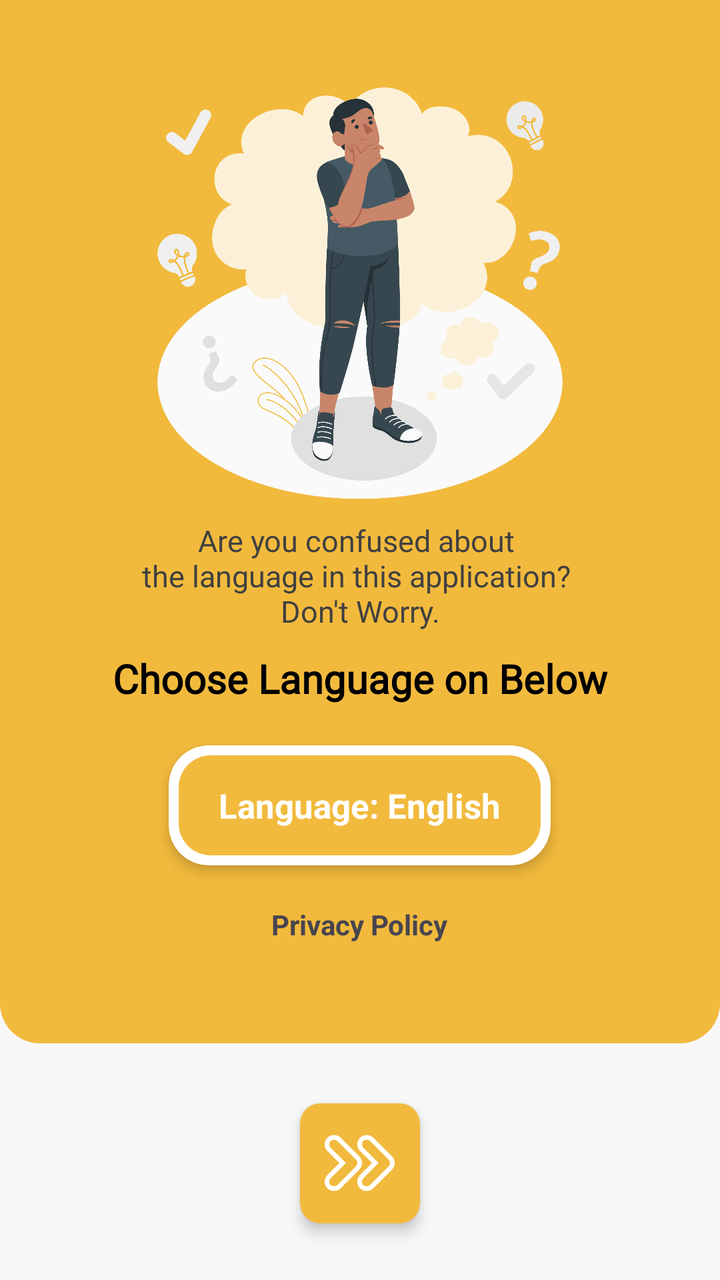
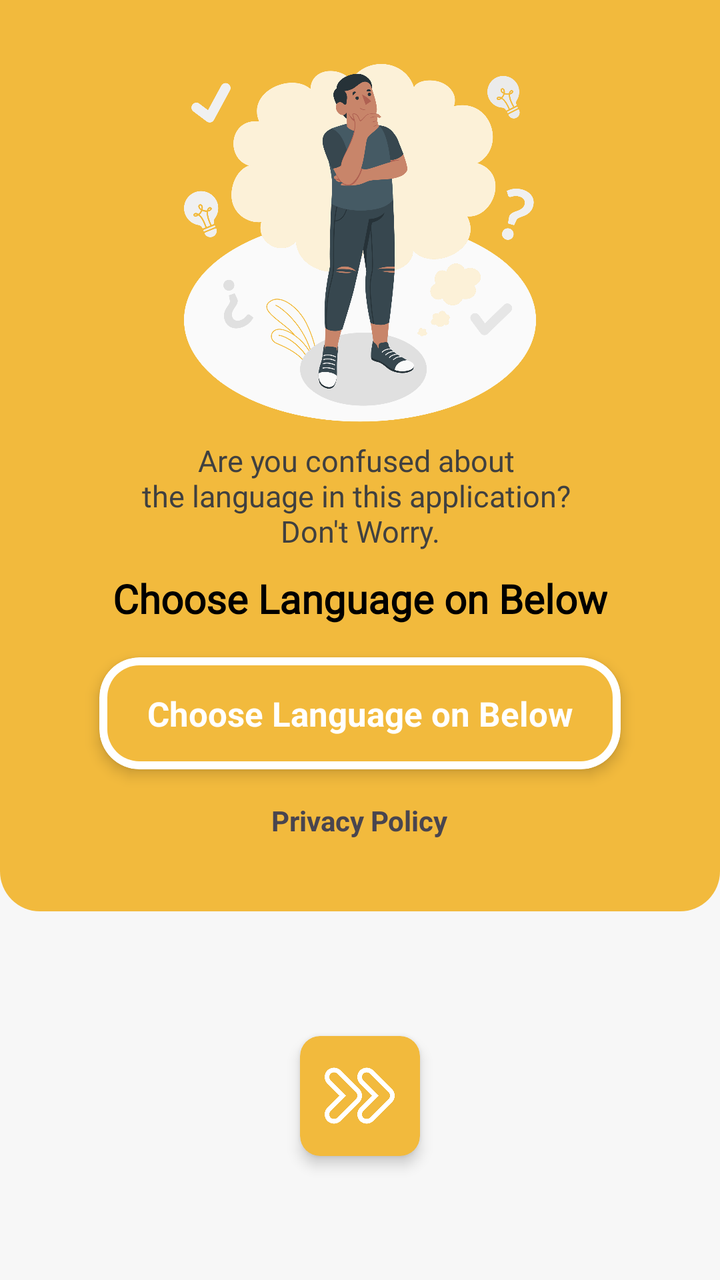

The first picture is an Android layout as it rendered before a commit; the second is the same layout after the commit. The layout source and the unified diff follow.
<!-- AndroidManifest.xml: application theme Theme.BeeTalkLite -->
<!-- res/layout/activity_language.xml -->
<?xml version="1.0" encoding="utf-8"?>
<androidx.constraintlayout.widget.ConstraintLayout xmlns:android="http://schemas.android.com/apk/res/android"
    xmlns:app="http://schemas.android.com/apk/res-auto"
    xmlns:tools="http://schemas.android.com/tools"
    android:id="@+id/main"
    android:layout_width="match_parent"
    android:layout_height="match_parent"
    tools:context=".activities.LanguageActivity">

    <LinearLayout
        android:id="@+id/linearLayout"
        android:layout_width="match_parent"
        android:layout_height="wrap_content"
        android:background="@drawable/bg_rounded_bottom"
        android:backgroundTint="@color/colorPrimary"
        android:orientation="vertical"
        android:paddingBottom="50dp"
        app:layout_constraintEnd_toEndOf="parent"
        app:layout_constraintStart_toStartOf="parent"
        app:layout_constraintTop_toTopOf="parent">

        <ImageView
            android:layout_width="match_parent"
            android:layout_height="230dp"
            android:layout_marginTop="30dp"
            android:src="@drawable/ic_choose_character" />

        <TextView
            android:id="@+id/titleChoose"
            android:layout_width="wrap_content"
            android:layout_height="wrap_content"
            android:layout_gravity="center_horizontal"
            android:text="@string/title_choose"
            android:textAlignment="center"
            android:textColor="#404040"
            android:textSize="15dp"
            android:fontFamily="@font/matcha"/>

        <TextView
            android:id="@+id/languageTitle"
            android:layout_width="wrap_content"
            android:layout_height="wrap_content"
            android:layout_gravity="center_horizontal"
            android:layout_marginTop="10dp"
            android:text="@string/language_title"
            android:textColor="@color/black"
            android:textSize="20dp"
            android:textStyle="bold"
            android:fontFamily="@font/harabara"/>

        <androidx.cardview.widget.CardView
            android:layout_width="wrap_content"
            android:layout_height="60dp"
            android:layout_gravity="center_horizontal"
            android:layout_marginTop="20dp"
            android:background="@color/white"
            app:cardCornerRadius="20dp"
            app:cardElevation="4dp">

            <RelativeLayout
                android:layout_width="match_parent"
                android:layout_height="match_parent"
                android:layout_margin="5dp">

                <TextView
                    android:id="@+id/languageBtn"
                    android:layout_width="wrap_content"
                    android:layout_height="match_parent"
                    android:layout_centerInParent="true"
                    android:background="@drawable/shape_button_orange"
                    android:backgroundTint="@color/colorPrimary"
                    android:gravity="center"
                    android:paddingLeft="20dp"
                    android:paddingRight="20dp"
                    android:text="Language: English"
                    android:textAlignment="center"
                    android:textColor="@color/white"
                    android:textSize="17dp"
                    android:textStyle="bold" />

            </RelativeLayout>

        </androidx.cardview.widget.CardView>

        <TextView
            android:id="@+id/privacy_policy"
            android:layout_width="wrap_content"
            android:layout_height="wrap_content"
            android:layout_gravity="center_horizontal"
            android:layout_marginTop="20dp"
            android:text="@string/privacy_policy"
            android:textStyle="bold"
            android:fontFamily=""/>

    </LinearLayout>

    <androidx.cardview.widget.CardView
        android:id="@+id/btnNext"
        android:layout_width="60dp"
        android:layout_height="60dp"
        android:layout_gravity="center_horizontal"
        android:backgroundTint="@color/colorPrimary"
        android:layout_marginTop="30dp"
        app:cardCornerRadius="10dp"
        app:cardElevation="4dp"
        app:layout_constraintEnd_toEndOf="parent"
        app:layout_constraintStart_toStartOf="parent"
        app:layout_constraintTop_toBottomOf="@+id/linearLayout">

        <ImageView
            android:layout_width="41dp"
            android:layout_height="35dp"
            android:layout_gravity="center"
            android:src="@drawable/ic_arrow"
            app:tint="@color/white" />

    </androidx.cardview.widget.CardView>

    <RelativeLayout
        android:layout_width="match_parent"
        android:layout_height="match_parent"
        android:layout_marginTop="30dp">

        <RelativeLayout
            android:id="@+id/bannerAds"
            android:layout_width="wrap_content"
            android:layout_height="wrap_content"
            android:layout_centerHorizontal="true"
            android:layout_alignParentBottom="true"
            android:background="@color/white"/>

    </RelativeLayout>

</androidx.constraintlayout.widget.ConstraintLayout>
<!-- resources referenced by this layout -->
<resources>
  <color name="black">#FF000000</color>
  <color name="colorPrimary">#F2BA3D</color>
  <color name="white">#FFFFFFFF</color>
  <!-- drawable bg_rounded_bottom (drawable) -->
  <?xml version="1.0" encoding="utf-8"?>
  <shape xmlns:android="http://schemas.android.com/apk/res/android">
  
      <solid
          android:color="#FFF"/>
  
      <corners
          android:bottomLeftRadius="20dp"
          android:bottomRightRadius="20dp" />
  
  </shape>
  <!-- drawable ic_arrow: png bitmap (drawable, 14675 bytes) -->
  <!-- drawable ic_choose_character: png bitmap (drawable, 271463 bytes) -->
  <!-- drawable shape_button_orange (drawable) -->
  <?xml version="1.0" encoding="utf-8"?>
  <shape xmlns:android="http://schemas.android.com/apk/res/android">
  
      <solid android:color="@color/colorPrimary"/>
  
      <corners android:radius="16dp"/>
  
  </shape>
  <string name="language_title">Choose Language on Below</string>
  <string name="privacy_policy">Privacy Policy</string>
  <string name="title_choose">Are you confused about \nthe language in this application? \nDon\'t Worry.</string>
  <style name="Theme.BeeTalkLite" parent="Base.Theme.BeeTalkLite" />
  <style name="Base.Theme.BeeTalkLite" parent="Theme.Material3.DayNight.NoActionBar">
          
  
          
          <item name="colorPrimary">@color/colorPrimary</item>
          <item name="colorOnPrimary">@color/white</item>
          <item name="colorSecondary">@color/accent</item>
          <item name="colorOnSecondary">@color/white</item>
          <item name="colorSecondaryContainer">@android:color/transparent</item>
          <item name="colorError">@color/error</item>
          <item name="android:colorBackground">@color/background</item>
  
          
          <item name="materialCalendarTheme">@style/ThemeOverlay.Material3.MaterialCalendar</item>
      </style>
  <color name="accent">#4ECDC4</color>
  <color name="error">#F44336</color>
  <color name="background">#F7F7F7</color>
</resources>

<!-- the commit's change to res/layout/activity_language.xml (unified diff, before → after) -->
@@ -14,15 +14,17 @@
         android:background="@drawable/bg_rounded_bottom"
         android:backgroundTint="@color/colorPrimary"
         android:orientation="vertical"
-        android:paddingBottom="50dp"
+        android:paddingBottom="36dp"
         app:layout_constraintEnd_toEndOf="parent"
         app:layout_constraintStart_toStartOf="parent"
         app:layout_constraintTop_toTopOf="parent">
 
         <ImageView
             android:layout_width="match_parent"
-            android:layout_height="230dp"
-            android:layout_marginTop="30dp"
+            android:layout_height="200dp"
+            android:layout_marginTop="20dp"
+            android:adjustViewBounds="true"
+            android:contentDescription="@null"
             android:src="@drawable/ic_choose_character" />
 
         <TextView
@@ -30,11 +32,11 @@
             android:layout_width="wrap_content"
             android:layout_height="wrap_content"
             android:layout_gravity="center_horizontal"
+            android:fontFamily="@font/matcha"
             android:text="@string/title_choose"
             android:textAlignment="center"
             android:textColor="#404040"
-            android:textSize="15dp"
-            android:fontFamily="@font/matcha"/>
+            android:textSize="15sp" />
 
         <TextView
             android:id="@+id/languageTitle"
@@ -42,17 +44,17 @@
             android:layout_height="wrap_content"
             android:layout_gravity="center_horizontal"
             android:layout_marginTop="10dp"
+            android:fontFamily="@font/harabara"
             android:text="@string/language_title"
             android:textColor="@color/black"
-            android:textSize="20dp"
-            android:textStyle="bold"
-            android:fontFamily="@font/harabara"/>
+            android:textSize="20sp"
+            android:textStyle="bold" />
 
         <androidx.cardview.widget.CardView
             android:layout_width="wrap_content"
-            android:layout_height="60dp"
+            android:layout_height="56dp"
             android:layout_gravity="center_horizontal"
-            android:layout_marginTop="20dp"
+            android:layout_marginTop="16dp"
             android:background="@color/white"
             app:cardCornerRadius="20dp"
             app:cardElevation="4dp">
@@ -60,7 +62,7 @@
             <RelativeLayout
                 android:layout_width="match_parent"
                 android:layout_height="match_parent"
-                android:layout_margin="5dp">
+                android:layout_margin="4dp">
 
                 <TextView
                     android:id="@+id/languageBtn"
@@ -70,12 +72,14 @@
                     android:background="@drawable/shape_button_orange"
                     android:backgroundTint="@color/colorPrimary"
                     android:gravity="center"
+                    android:paddingStart="20dp"
                     android:paddingLeft="20dp"
+                    android:paddingEnd="20dp"
                     android:paddingRight="20dp"
-                    android:text="Language: English"
+                    android:text="@string/language_title"
                     android:textAlignment="center"
                     android:textColor="@color/white"
-                    android:textSize="17dp"
+                    android:textSize="17sp"
                     android:textStyle="bold" />
 
             </RelativeLayout>
@@ -87,10 +91,9 @@
             android:layout_width="wrap_content"
             android:layout_height="wrap_content"
             android:layout_gravity="center_horizontal"
-            android:layout_marginTop="20dp"
+            android:layout_marginTop="16dp"
             android:text="@string/privacy_policy"
-            android:textStyle="bold"
-            android:fontFamily=""/>
+            android:textStyle="bold" />
 
     </LinearLayout>
 
@@ -98,11 +101,10 @@
         android:id="@+id/btnNext"
         android:layout_width="60dp"
         android:layout_height="60dp"
-        android:layout_gravity="center_horizontal"
         android:backgroundTint="@color/colorPrimary"
-        android:layout_marginTop="30dp"
         app:cardCornerRadius="10dp"
         app:cardElevation="4dp"
+        app:layout_constraintBottom_toTopOf="@+id/bannerAds"
         app:layout_constraintEnd_toEndOf="parent"
         app:layout_constraintStart_toStartOf="parent"
         app:layout_constraintTop_toBottomOf="@+id/linearLayout">
@@ -111,24 +113,20 @@
             android:layout_width="41dp"
             android:layout_height="35dp"
             android:layout_gravity="center"
+            android:contentDescription="@string/next_btn"
             android:src="@drawable/ic_arrow"
             app:tint="@color/white" />
 
     </androidx.cardview.widget.CardView>
 
     <RelativeLayout
+        android:id="@+id/bannerAds"
         android:layout_width="match_parent"
-        android:layout_height="match_parent"
-        android:layout_marginTop="30dp">
-
-        <RelativeLayout
-            android:id="@+id/bannerAds"
-            android:layout_width="wrap_content"
-            android:layout_height="wrap_content"
-            android:layout_centerHorizontal="true"
-            android:layout_alignParentBottom="true"
-            android:background="@color/white"/>
-
-    </RelativeLayout>
+        android:layout_height="wrap_content"
+        android:gravity="center"
+        android:background="@color/white"
+        app:layout_constraintBottom_toBottomOf="parent"
+        app:layout_constraintEnd_toEndOf="parent"
+        app:layout_constraintStart_toStartOf="parent" />
 
 </androidx.constraintlayout.widget.ConstraintLayout>
<!-- resource entries referenced after the edit -->
@@ -27,6 +27,7 @@
   
   </shape>
   <string name="language_title">Choose Language on Below</string>
+  <string name="next_btn">Next</string>
   <string name="privacy_policy">Privacy Policy</string>
   <string name="title_choose">Are you confused about \nthe language in this application? \nDon\'t Worry.</string>
   <style name="Theme.BeeTalkLite" parent="Base.Theme.BeeTalkLite" />
